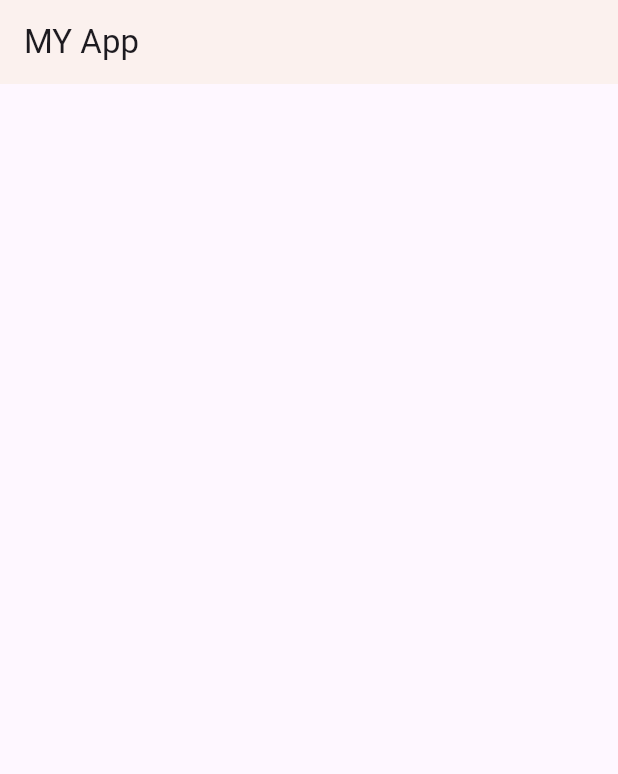
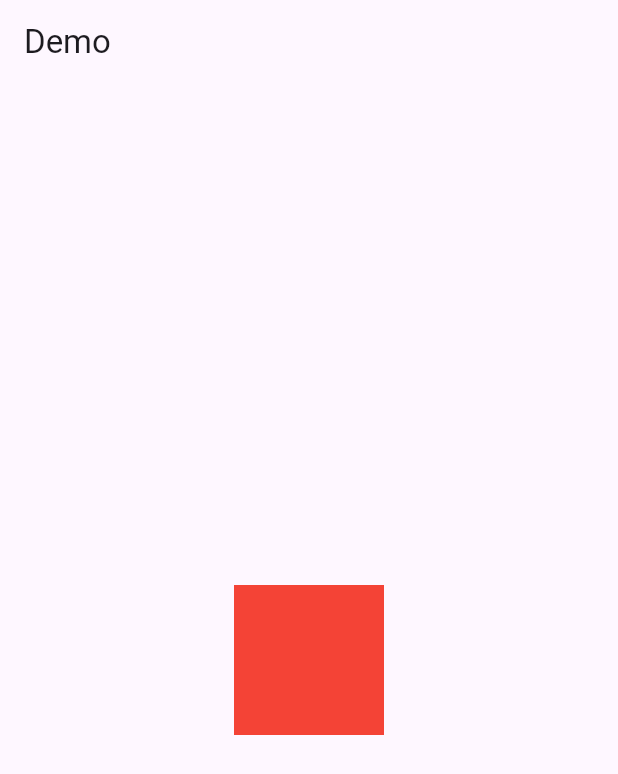
Before and after one commit to sujal-jadhav012/CodeXFlutter, a Flutter app: the screen it shows after launch, on a phone screen of 412 x 824 dp. Shown: the top 774 px of the screen. Run offline on Flutter 3.47's test engine with Material 3 defaults, Android fonts, the light colour scheme and no system bars.

Commit message:
Assingment 2 done

```diff
--- /dev/null
+++ b/practical_1/lib/Assingment2.dart
@@ -0,0 +1,22 @@
+import 'package:flutter/material.dart';
+
+class Assingment2 extends StatelessWidget {
+  const Assingment2
+({super.key});
+
+  @override
+  Widget build(BuildContext context) {
+    return Scaffold(
+      appBar: AppBar(
+        title: Text("Demo"),
+      ),
+      body: Center(
+        child: Container(
+          color: Colors.red,
+          height: 100,
+          width: 100,
+        ),
+      ),
+    );
+  }
+}
--- a/practical_1/lib/main.dart
+++ b/practical_1/lib/main.dart
@@ -1,5 +1,6 @@
 import 'package:flutter/material.dart';
 import 'package:practical_1/Assingment1.dart';
+import 'package:practical_1/Assingment2.dart';
 
 void main() {
   runApp(const MyApp());
@@ -13,7 +14,7 @@
   Widget build(BuildContext context) {
     return MaterialApp(
 
-      home:Assingment1(),
+      home:Assingment2(),
     );
   }
 }
```
